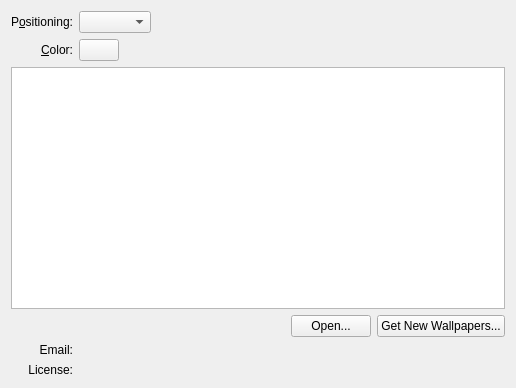
Above: plasma/generic/wallpapers/image/imageconfig.ui from mgottschlag/kwin-tiling before the change. Below: the same form after it.
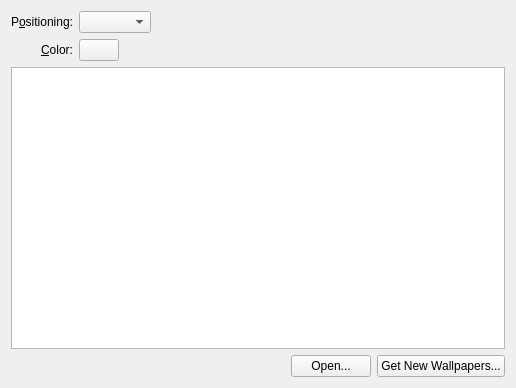
That is the form after the change. Custom widgets are drawn as their Qt base class.

The edit to the form file:
```diff
--- a/plasma/generic/wallpapers/image/imageconfig.ui
+++ b/plasma/generic/wallpapers/image/imageconfig.ui
@@ -19,54 +19,20 @@
        <height>220</height>
       </size>
      </property>
-    </widget>
-   </item>
-   <item row="5" column="0">
-    <widget class="QLabel" name="m_emailLabel">
-     <property name="text">
-      <string>Email:</string>
+     <property name="movement">
+      <enum>QListView::Static</enum>
      </property>
-     <property name="alignment">
-      <set>Qt::AlignRight|Qt::AlignTrailing|Qt::AlignVCenter</set>
+     <property name="resizeMode">
+      <enum>QListView::Adjust</enum>
      </property>
-    </widget>
-   </item>
-   <item row="5" column="1">
-    <widget class="QLabel" name="m_emailLine">
-     <property name="sizePolicy">
-      <sizepolicy hsizetype="Preferred" vsizetype="Fixed">
-       <horstretch>0</horstretch>
-       <verstretch>0</verstretch>
-      </sizepolicy>
+     <property name="layoutMode">
+      <enum>QListView::Batched</enum>
      </property>
-     <property name="text">
-      <string/>
+     <property name="viewMode">
+      <enum>QListView::IconMode</enum>
      </property>
-    </widget>
-   </item>
-   <item row="6" column="0">
-    <widget class="QLabel" name="m_licenseLabel">
-     <property name="text">
-      <string>License:</string>
-     </property>
-     <property name="alignment">
-      <set>Qt::AlignRight|Qt::AlignTop|Qt::AlignTrailing</set>
-     </property>
-    </widget>
-   </item>
-   <item row="6" column="1">
-    <widget class="QLabel" name="m_licenseLine">
-     <property name="sizePolicy">
-      <sizepolicy hsizetype="Preferred" vsizetype="Fixed">
-       <horstretch>1</horstretch>
-       <verstretch>0</verstretch>
-      </sizepolicy>
-     </property>
-     <property name="text">
-      <string/>
-     </property>
-     <property name="alignment">
-      <set>Qt::AlignLeading|Qt::AlignLeft|Qt::AlignTop</set>
+     <property name="uniformItemSizes">
+      <bool>false</bool>
      </property>
     </widget>
    </item>
@@ -198,16 +164,16 @@
   </layout>
  </widget>
  <customwidgets>
-  <customwidget>
-   <class>KColorButton</class>
-   <extends>QPushButton</extends>
-   <header>kcolorbutton.h</header>
-  </customwidget>
   <customwidget>
    <class>KPushButton</class>
    <extends>QPushButton</extends>
    <header>kpushbutton.h</header>
   </customwidget>
+  <customwidget>
+   <class>KColorButton</class>
+   <extends>QPushButton</extends>
+   <header>kcolorbutton.h</header>
+  </customwidget>
  </customwidgets>
  <resources/>
  <connections/>
```
